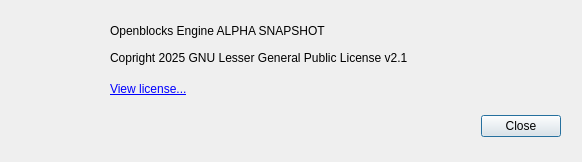
Old version of the form editor/aboutdialog.ui in the repository m-doescode/openblocks.
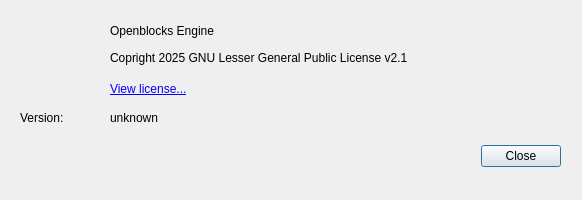
New version of the form. Icons and pictures are not drawn.

Commit message: feat(editor): added version string to client and editor

Patch:
```diff
--- a/editor/aboutdialog.ui
+++ b/editor/aboutdialog.ui
@@ -7,19 +7,19 @@
     <x>0</x>
     <y>0</y>
     <width>582</width>
-    <height>162</height>
+    <height>200</height>
    </rect>
   </property>
   <property name="minimumSize">
    <size>
     <width>582</width>
-    <height>162</height>
+    <height>200</height>
    </size>
   </property>
   <property name="maximumSize">
    <size>
     <width>582</width>
-    <height>162</height>
+    <height>200</height>
    </size>
   </property>
   <property name="windowTitle">
@@ -29,7 +29,7 @@
    <property name="geometry">
     <rect>
      <x>220</x>
-     <y>110</y>
+     <y>140</y>
      <width>341</width>
      <height>32</height>
     </rect>
@@ -67,7 +67,7 @@
     </rect>
    </property>
    <property name="text">
-    <string>Openblocks Engine ALPHA SNAPSHOT</string>
+    <string>Openblocks Engine</string>
    </property>
   </widget>
   <widget class="QLabel" name="label_3">
@@ -96,6 +96,32 @@
     <string>&lt;a href=&quot;/license&quot;&gt;View license...&lt;/a&gt;</string>
    </property>
   </widget>
+  <widget class="QLabel" name="label_4">
+   <property name="geometry">
+    <rect>
+     <x>20</x>
+     <y>110</y>
+     <width>81</width>
+     <height>16</height>
+    </rect>
+   </property>
+   <property name="text">
+    <string>Version:</string>
+   </property>
+  </widget>
+  <widget class="QLabel" name="versionString">
+   <property name="geometry">
+    <rect>
+     <x>110</x>
+     <y>110</y>
+     <width>451</width>
+     <height>16</height>
+    </rect>
+   </property>
+   <property name="text">
+    <string>unknown</string>
+   </property>
+  </widget>
  </widget>
  <resources>
   <include location="editor.qrc"/>
```
Left out of the diff: 2 changed lines with no effect on the pictures. The commit also changes 3 other files.
